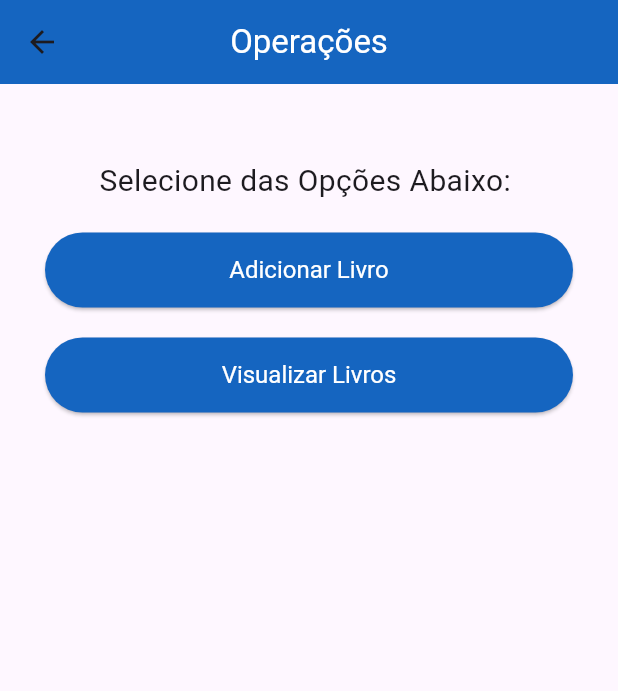
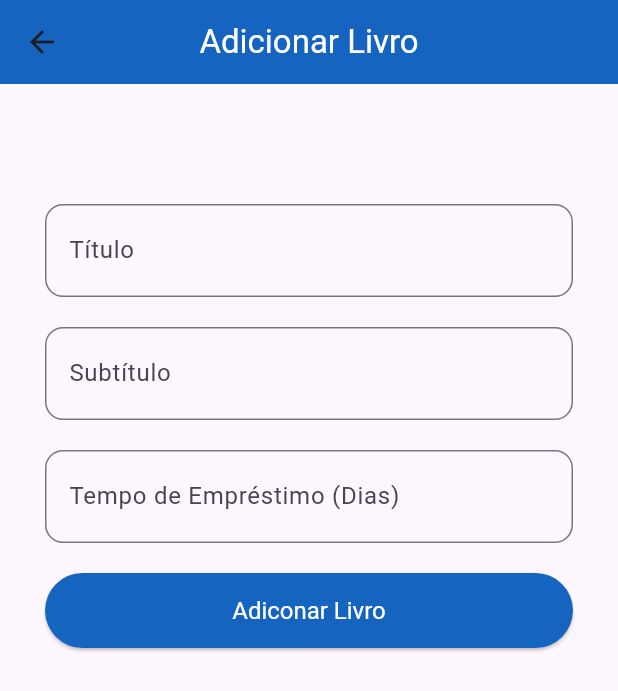
Before and after one commit to C-Vieira/AppMobileII, a Flutter app: the OperationsView screen opened by its route, after a tap on "Adicionar Livro", on a phone screen of 412 x 824 dp. Shown: the top 691 px of the screen. Run offline on Flutter 3.47's test engine with Material 3 defaults, Android fonts, the phone set to English and light mode, and no system bars; our stand-ins replace device_preview, get_it.

Commit message:
(Feature)AddBook: Adicionar estrutura inicial de UI para tela addBook
Incluir layout inicial para tela "Adicionar Livro", contendo campos:
Título, Subtítulo e Tempo de Empréstimo, botão Adiconar Livro e
validação de campos.

```diff
--- a/lib/main.dart
+++ b/lib/main.dart
@@ -1,6 +1,8 @@
 import 'package:app_mobile2/controller/book_controller.dart';
 import 'package:app_mobile2/view/about_view.dart';
+import 'package:app_mobile2/view/add_book_view.dart';
 import 'package:app_mobile2/view/home_view.dart';
+import 'package:app_mobile2/view/list_book_view.dart';
 import 'package:app_mobile2/view/login_view.dart';
 import 'package:app_mobile2/view/operations_view.dart';
 import 'package:app_mobile2/view/recover_password_view.dart';
@@ -38,6 +40,8 @@ class MainApp extends StatelessWidget {
         'register' : (context) => const RegisterView(),
         'home' : (context) => const HomeView(),
         'operations' : (context) => const OperationsView(),
+        'addBook' : (context) => const AddBookView(),
+        'viewBooks' : (context) => const ListBookView(),
       },
     );
   }
--- /dev/null
+++ b/lib/view/add_book_view.dart
@@ -0,0 +1,168 @@
+import 'package:app_mobile2/controller/book_controller.dart';
+import 'package:flutter/material.dart';
+import 'package:get_it/get_it.dart';
+
+class AddBookView extends StatefulWidget {
+  const AddBookView({super.key});
+
+  @override
+  State<AddBookView> createState() => _AddBookViewState();
+}
+
+class _AddBookViewState extends State<AddBookView> {
+  final ctrl = GetIt.I.get<BookController>();
+
+  final GlobalKey<FormState> _formKey = GlobalKey<FormState>();
+  String title = "";
+  String subtitle = "";
+  int borrowTime = 0;
+
+  @override
+  Widget build(BuildContext context) {
+    return Scaffold(
+      /*
+       *  AppBar
+       */
+      appBar: AppBar(
+        title: Text("Adicionar Livro", style: TextStyle(color: Colors.white)),
+        centerTitle: true,
+        backgroundColor: Colors.blue.shade800,
+      ),
+      /*
+       *  Body
+       */
+      body: Padding(
+        padding: EdgeInsets.fromLTRB(30, 50, 30, 30),
+
+        child: Form(
+          key: _formKey,
+
+          child: Column(
+            children: [
+                SizedBox(height: 30.0),
+                /*
+                *  Title Input Field
+                */
+                TextFormField(
+                  style: TextStyle(fontSize: 20),
+                  decoration: InputDecoration(
+                    labelText: "Título",
+                    border: OutlineInputBorder(borderRadius: BorderRadius.circular(12.0)),
+                  ),
+                  validator: (value) {
+                    if(value!.isEmpty){
+                      return "Informe o Título";
+                    }
+                    return null;
+                  },
+                  onChanged: (value) {
+                    title = value;
+                  },
+                ),
+                SizedBox(height: 20.0),
+                /*
+                *  Subtitle Input Field
+                */
+                TextFormField(
+                  style: TextStyle(fontSize: 20),
+                  decoration: InputDecoration(
+                    labelText: "Subtítulo",
+                    border: OutlineInputBorder(borderRadius: BorderRadius.circular(12.0)),
+                  ),
+                  validator: (value) {
+                    if(value!.isEmpty){
+                      return "Informe o Subtítulo";
+                    }
+                    return null;
+                  },
+                  onChanged: (value) {
+                    subtitle = value;
+                  },
+                ),
+                SizedBox(height: 20.0),
+                /*
+                *  Borrow Time(Days) Input Field
+                */
+                TextFormField(
+                  style: TextStyle(fontSize: 20),
+                  decoration: InputDecoration(
+                    labelText: "Tempo de Empréstimo (Dias)",
+                    border: OutlineInputBorder(borderRadius: BorderRadius.circular(12.0)),
+                  ),
+                  validator: (value) {
+                    if(value!.isEmpty){
+                      return "Informe o Tempo de Empréstimo";
+                    }
+                    return null;
+                  },
+                  onChanged: (value) {
+                    borrowTime = int.tryParse(value) ?? 0;
+                  },
+                ),
+                SizedBox(height: 20.0),
+                /*
+                *  Password Input Field
+                */
+                /*TextFormField(
+                  obscureText: true,
+                  style: TextStyle(fontSize: 20),
+                  decoration: InputDecoration(
+                    labelText: "Senha",
+                    border: OutlineInputBorder(borderRadius: BorderRadius.circular(12.0)),
+                  ),
+                  validator: (value) {
+                    if(value!.isEmpty){
+                      return "Defina sua Senha";
+                    }
+                    return null;
+                  },
+                  onChanged: (value) {},
+                ),
+                SizedBox(height: 20.0),*/
+                /*
+                *  Confirm Password Input Field
+                */
+                /*TextFormField(
+                  obscureText: true,
+                  style: TextStyle(fontSize: 20),
+                  decoration: InputDecoration(
+                    labelText: "Confirmar Senha",
+                    border: OutlineInputBorder(borderRadius: BorderRadius.circular(12.0)),
+                  ),
+                  validator: (value) {
+                    if(value!.isEmpty){
+                      return "Confirme sua Senha";
+                    }
+                    return null;
+                  },
+                  onChanged: (value) {},
+                ),
+                SizedBox(height: 30.0),*/
+                /*
+                *  Add Book Button
+                */
+                ElevatedButton(
+                  style: ElevatedButton.styleFrom(
+                    backgroundColor: Colors.blue.shade800,
+                    foregroundColor: Colors.white,
+                    minimumSize: Size(400, 50), textStyle: TextStyle(fontSize: 16.0),
+                  ),
+                  onPressed: () {
+                    if(_formKey.currentState!.validate()){
+                      ctrl.addBook(title, subtitle);
+                      ScaffoldMessenger.of(context).showSnackBar(
+                        SnackBar(
+                          content: Text("Livro adiconado com sucesso!"),
+                        )
+                      );
+                    }
+                  },
+                  child: Text("Adiconar Livro"),
+                ),
+            ],
+          ),
+        ),
+      ),
+    );
+  }
+}
```
Also changed, not shown: lib/view/list_book_view.dart (added, +36 -0 lines), lib/view/operations_view.dart (+6 -2 lines).
